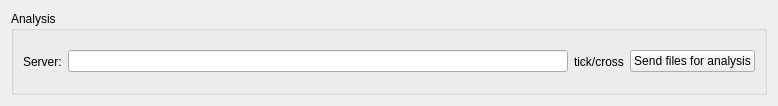
Qt form analysis_submission.ui (labscript-suite-bitbucket-archive-old/spielman-blacs--forked-from--labscript_suite-blacs) before a commit.
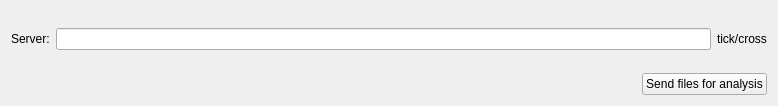
The same form after that commit.

Diff of the .ui file:
```diff
--- a/analysis_submission.ui
+++ b/analysis_submission.ui
@@ -13,14 +13,10 @@
   <property name="windowTitle">
    <string>Form</string>
   </property>
+  <layout class="QVBoxLayout" name="verticalLayout">
+   <item>
   <layout class="QHBoxLayout" name="horizontalLayout_2">
    <item>
-    <widget class="QGroupBox" name="groupBox">
-     <property name="title">
-      <string>Analysis</string>
-     </property>
-     <layout class="QHBoxLayout" name="horizontalLayout">
-      <item>
        <widget class="QLabel" name="label">
         <property name="text">
          <string>Server:</string>
@@ -37,6 +33,23 @@
         </property>
        </widget>
       </item>
+    </layout>
+   </item>
+   <item>
+    <layout class="QHBoxLayout" name="horizontalLayout">
+     <item>
+      <spacer name="horizontalSpacer">
+       <property name="orientation">
+        <enum>Qt::Horizontal</enum>
+       </property>
+       <property name="sizeHint" stdset="0">
+        <size>
+         <width>40</width>
+         <height>20</height>
+        </size>
+       </property>
+      </spacer>
+     </item>
       <item>
        <widget class="QPushButton" name="send_to_server">
         <property name="text">
@@ -48,7 +61,6 @@
        </widget>
       </item>
      </layout>
-    </widget>
    </item>
   </layout>
  </widget>
```
Lines whose indentation alone changed are shown as unchanged.
